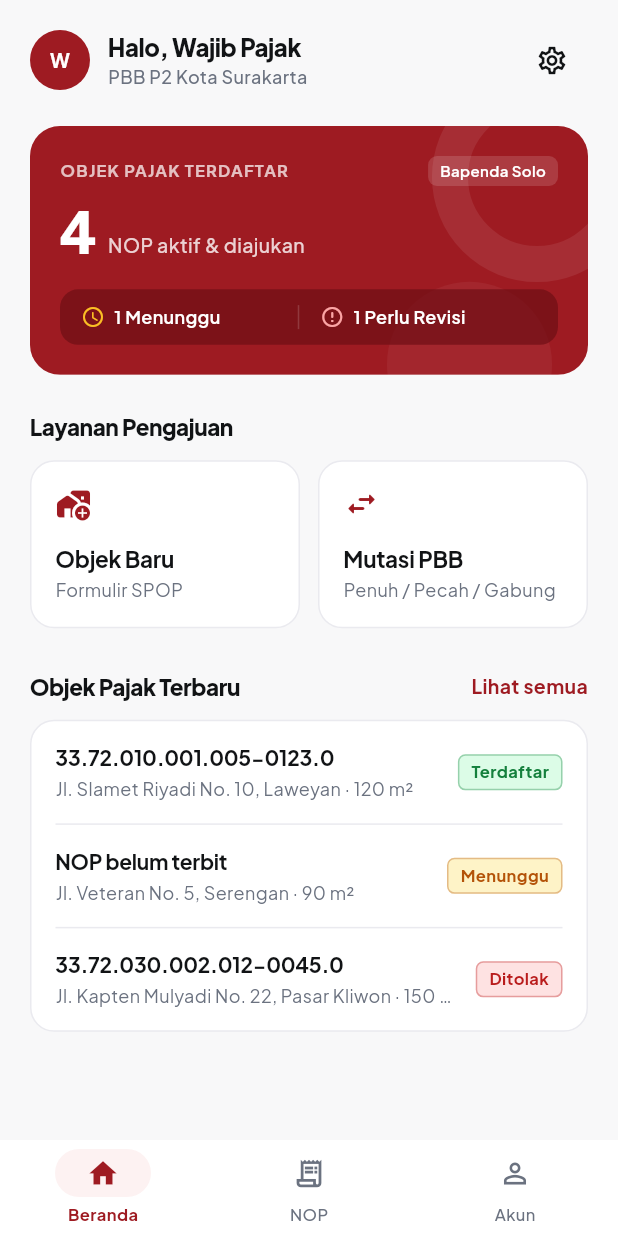
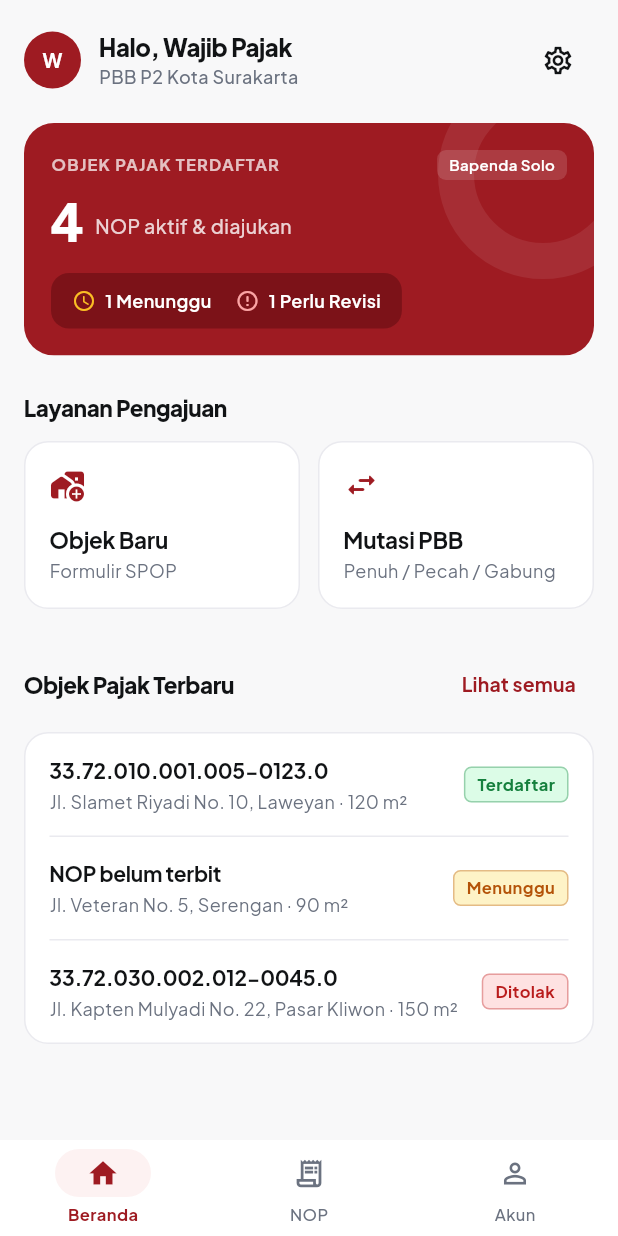
Before and after one commit to Yogiexc/e-layanan-pbb-mobile, a Flutter app: the HomeScreen screen opened by its route, on a phone screen of 412 x 824 dp. Run offline on Flutter 3.47's test engine with Material 3 defaults, Android fonts, the phone set to English and light mode, and no system bars; our stand-ins replace dio, file_picker, flutter_image_compress, flutter_map, flutter_riverpod, flutter_secure_storage and 5 more; accounts and stored records are empty.

Commit message:
feat(layout): terapkan aturan antislop-layoutmobile untuk reflow responsif dan navigasi adaptif

```diff
--- a/lib/core/network/app_router.dart
+++ b/lib/core/network/app_router.dart
@@ -129,6 +129,48 @@ class MainShellScreen extends StatelessWidget {
 
   @override
   Widget build(BuildContext context) {
+    return LayoutBuilder(
+      builder: (context, constraints) {
+        final isWide = constraints.maxWidth >= 760;
+
+        if (isWide) {
+          return Scaffold(
+            body: Row(
+              children: [
+                NavigationRail(
+                  selectedIndex: navigationShell.currentIndex,
+                  labelType: NavigationRailLabelType.all,
+                  onDestinationSelected: (index) {
+                    navigationShell.goBranch(
+                      index,
+                      initialLocation: index == navigationShell.currentIndex,
+                    );
+                  },
+                  destinations: const [
+                    NavigationRailDestination(
+                      icon: Icon(Icons.home_outlined),
+                      selectedIcon: Icon(Icons.home),
+                      label: Text('Beranda'),
+                    ),
+                    NavigationRailDestination(
+                      icon: Icon(Icons.receipt_long_outlined),
+                      selectedIcon: Icon(Icons.receipt_long),
+                      label: Text('NOP'),
+                    ),
+                    NavigationRailDestination(
+                      icon: Icon(Icons.person_outline),
+                      selectedIcon: Icon(Icons.person),
+                      label: Text('Akun'),
+                    ),
+                  ],
+                ),
+                const VerticalDivider(width: 1, thickness: 1),
+                Expanded(child: navigationShell),
+              ],
+            ),
+          );
+        }
+
         return Scaffold(
           body: navigationShell,
           bottomNavigationBar: NavigationBar(
@@ -158,5 +200,7 @@ class MainShellScreen extends StatelessWidget {
             ],
           ),
         );
+      },
+    );
   }
 }
--- /dev/null
+++ b/lib/core/utils/responsive_layout.dart
@@ -0,0 +1,55 @@
+import 'package:flutter/material.dart';
+
+class ResponsiveLayout {
+  static const double compactMax = 560;
+  static const double mediumMax = 960;
+
+  static bool isCompact(double width) => width < compactMax;
+  static bool isMedium(double width) => width >= compactMax && width < mediumMax;
+  static bool isExpanded(double width) => width >= mediumMax;
+
+  static double horizontalPadding(double width) {
+    if (isCompact(width)) return 16;
+    if (isMedium(width)) return 24;
+    return 32;
+  }
+
+  static double maxContentWidth(double width) {
+    if (isCompact(width)) return width;
+    if (isMedium(width)) return 720;
+    return 960;
+  }
+}
+
+class ResponsiveContainer extends StatelessWidget {
+  final Widget child;
+  final EdgeInsetsGeometry? padding;
+
+  const ResponsiveContainer({
+    super.key,
+    required this.child,
+    this.padding,
+  });
+
+  @override
+  Widget build(BuildContext context) {
+    return LayoutBuilder(
+      builder: (context, constraints) {
+        final w = constraints.maxWidth;
+        final maxW = ResponsiveLayout.maxContentWidth(w);
+        final hPad = ResponsiveLayout.horizontalPadding(w);
+
+        return Align(
+          alignment: Alignment.topCenter,
+          child: ConstrainedBox(
+            constraints: BoxConstraints(maxWidth: maxW),
+            child: Padding(
+              padding: padding ?? EdgeInsets.symmetric(horizontal: hPad),
+              child: child,
+            ),
+          ),
+        );
+      },
+    );
+  }
+}
--- a/lib/features/home/presentation/home_screen.dart
+++ b/lib/features/home/presentation/home_screen.dart
@@ -2,6 +2,7 @@ import 'package:flutter/material.dart';
 import 'package:flutter_riverpod/flutter_riverpod.dart';
 import 'package:go_router/go_router.dart';
 import '../../../core/theme/app_theme.dart';
+import '../../../core/utils/responsive_layout.dart';
 import '../../auth/presentation/auth_notifier.dart';
 import '../../nop/data/nop_repository.dart';
 import '../../nop/presentation/status_badge.dart';
@@ -32,16 +33,26 @@ class HomeScreen extends ConsumerWidget {
 
     return Scaffold(
       body: SafeArea(
-        child: RefreshIndicator(
+        child: LayoutBuilder(
+          builder: (context, constraints) {
+            final width = constraints.maxWidth;
+            final isCompact = ResponsiveLayout.isCompact(width);
+            final hPad = ResponsiveLayout.horizontalPadding(width);
+            final maxW = ResponsiveLayout.maxContentWidth(width);
+
+            return RefreshIndicator(
               onRefresh: () async => ref.invalidate(nopListProvider),
+              child: Align(
+                alignment: Alignment.topCenter,
+                child: ConstrainedBox(
+                  constraints: BoxConstraints(maxWidth: maxW),
                   child: ListView(
-            padding: const EdgeInsets.fromLTRB(20, 16, 20, 28),
+                    padding: EdgeInsets.fromLTRB(hPad, 16, hPad, 32),
                     children: [
-              // Clean minimal top bar (no giant colored block)
                       Row(
                         children: [
                           CircleAvatar(
-                    radius: 20,
+                            radius: isCompact ? 19 : 22,
                             backgroundColor: AppTheme.primary,
                             child: Text(
                               initials,
@@ -59,8 +70,10 @@ class HomeScreen extends ConsumerWidget {
                               children: [
                                 Text(
                                   'Halo, ${user?.name.split(' ').first ?? "Wajib Pajak"}',
-                          style: const TextStyle(
-                            fontSize: 16,
+                                  maxLines: 1,
+                                  overflow: TextOverflow.ellipsis,
+                                  style: TextStyle(
+                                    fontSize: isCompact ? 16 : 18,
                                     fontWeight: FontWeight.w800,
                                     letterSpacing: -0.3,
                                   ),
@@ -77,21 +90,23 @@ class HomeScreen extends ConsumerWidget {
                             ),
                           ),
                           IconButton(
-                    tooltip: 'Akun',
+                            tooltip: 'Pengaturan Akun',
+                            constraints: const BoxConstraints(
+                              minWidth: 48,
+                              minHeight: 48,
+                            ),
                             onPressed: () => context.go('/akun'),
                             icon: const Icon(Icons.settings_outlined, size: 22),
                           ),
                         ],
                       ),
-              const SizedBox(height: 20),
+                      const SizedBox(height: 18),
 
-              // Priority Bank-style Summary Card with subtle geometric pattern
+                      // Summary Card
                       ClipRRect(
                         borderRadius: BorderRadius.circular(20),
                         child: Container(
-                  decoration: const BoxDecoration(
                           color: AppTheme.primary,
-                  ),
                           child: Stack(
                             children: [
                               Positioned(
@@ -109,43 +124,39 @@ class HomeScreen extends ConsumerWidget {
                                   ),
                                 ),
                               ),
-                      Positioned(
-                        right: 24,
-                        bottom: -48,
-                        child: Container(
-                          width: 110,
-                          height: 110,
-                          decoration: BoxDecoration(
-                            shape: BoxShape.circle,
-                            color: Colors.white.withValues(alpha: 0.05),
-                          ),
-                        ),
-                      ),
                               Padding(
-                        padding: const EdgeInsets.all(20),
+                                padding: EdgeInsets.all(isCompact ? 18 : 22),
                                 child: Column(
                                   crossAxisAlignment: CrossAxisAlignment.start,
                                   children: [
                                     Row(
-                              mainAxisAlignment: MainAxisAlignment.spaceBetween,
+                                      mainAxisAlignment:
+                                          MainAxisAlignment.spaceBetween,
                                       children: [
-                                Text(
+                                        Flexible(
+                                          child: Text(
                                             'OBJEK PAJAK TERDAFTAR',
+                                            overflow: TextOverflow.ellipsis,
                                             style: TextStyle(
-                                    color: Colors.white.withValues(alpha: 0.72),
+                                              color: Colors.white
+                                                  .withValues(alpha: 0.72),
                                               fontSize: 11,
                                               fontWeight: FontWeight.w700,
                                               letterSpacing: 0.8,
                                             ),
                                           ),
+                                        ),
+                                        const SizedBox(width: 8),
                                         Container(
                                           padding: const EdgeInsets.symmetric(
                                             horizontal: 8,
                                             vertical: 3,
                                           ),
                                           decoration: BoxDecoration(
-                                    color: Colors.white.withValues(alpha: 0.14),
-                                    borderRadius: BorderRadius.circular(6),
+                                            color: Colors.white
+                                                .withValues(alpha: 0.14),
+                                            borderRadius:
+                                                BorderRadius.circular(6),
                                           ),
                                           child: const Text(
                                             'Bapenda Solo',
@@ -159,32 +170,37 @@ class HomeScreen extends ConsumerWidget {
                                       ],
                                     ),
                                     const SizedBox(height: 10),
-                            Row(
-                              crossAxisAlignment: CrossAxisAlignment.baseline,
-                              textBaseline: TextBaseline.alphabetic,
+                                    Wrap(
+                                      crossAxisAlignment:
+                                          WrapCrossAlignment.end,
+                                      spacing: 8,
                                       children: [
                                         Text(
                                           '$totalNop',
-                                  style: const TextStyle(
+                                          style: TextStyle(
                                             color: Colors.white,
-                                    fontSize: 38,
+                                            fontSize: isCompact ? 34 : 40,
                                             fontWeight: FontWeight.w800,
                                             letterSpacing: -1.2,
                                             height: 1,
                                           ),
                                         ),
-                                const SizedBox(width: 8),
-                                Text(
+                                        Padding(
+                                          padding:
+                                              const EdgeInsets.only(bottom: 4),
+                                          child: Text(
                                             'NOP aktif & diajukan',
                                             style: TextStyle(
-                                    color: Colors.white.withValues(alpha: 0.8),
+                                              color: Colors.white
+                                                  .withValues(alpha: 0.8),
                                               fontSize: 13,
                                               fontWeight: FontWeight.w500,
                                             ),
                                           ),
+                                        ),
                                       ],
                                     ),
-                            const SizedBox(height: 20),
+                                    const SizedBox(height: 18),
                                     Container(
                                       padding: const EdgeInsets.symmetric(
                                         horizontal: 14,
@@ -195,10 +211,12 @@ class HomeScreen extends ConsumerWidget {
                                             .withValues(alpha: 0.7),
                                         borderRadius: BorderRadius.circular(12),
                                       ),
-                              child: Row(
+                                      child: Wrap(
+                                        spacing: 16,
+                                        runSpacing: 8,
                                         children: [
-                                  Expanded(
-                                    child: Row(
+                                          Row(
+                                            mainAxisSize: MainAxisSize.min,
                                             children: [
                                               const Icon(
                                                 Icons.schedule_rounded,
@@ -216,15 +234,8 @@ class HomeScreen extends ConsumerWidget {
                                               ),
                                             ],
                                           ),
-                                  ),
-                                  Container(
-                                    width: 1,
-                                    height: 16,
-                                    color: Colors.white.withValues(alpha: 0.16),
-                                  ),
-                                  const SizedBox(width: 14),
-                                  Expanded(
-                                    child: Row(
+                                          Row(
+                                            mainAxisSize: MainAxisSize.min,
                                             children: [
                                               Icon(
                                                 Icons.error_outline_rounded,
@@ -245,7 +256,6 @@ class HomeScreen extends ConsumerWidget {
                                               ),
                                             ],
                                           ),
-                                  ),
                                         ],
                                       ),
                                     ),
@@ -258,7 +268,7 @@ class HomeScreen extends ConsumerWidget {
                       ),
                       const SizedBox(height: 24),
 
-              // Quick Action Strip (compact banking style)
+                      // Services: reflows cleanly on very narrow vs medium/wide
                       const Text(
                         'Layanan Pengajuan',
                         style: TextStyle(
@@ -268,6 +278,27 @@ class HomeScreen extends ConsumerWidget {
                         ),
                       ),
                       const SizedBox(height: 12),
+                      if (width < 340)
+                        Column(
+                          children: [
+                            _QuickServiceTile(
+                              icon: Icons.add_home_work_rounded,
+                              title: 'Objek Baru',
+                              subtitle: 'Formulir SPOP pendaftaran baru',
+                              onTap: () =>
+                                  context.push('/pengajuan/objek-baru'),
+                            ),
+                            const SizedBox(height: 10),
+                            _QuickServiceTile(
+                              icon: Icons.swap_horiz_rounded,
+                              title: 'Mutasi PBB',
+                              subtitle: 'Penuh, pemecahan, atau gabung',
+                              onTap: () =>
+                                  context.push('/pengajuan/pilih-mutasi'),
+                            ),
+                          ],
+                        )
+                      else
                         Row(
                           children: [
                             Expanded(
@@ -275,7 +306,8 @@ class HomeScreen extends ConsumerWidget {
                                 icon: Icons.add_home_work_rounded,
                                 title: 'Objek Baru',
                                 subtitle: 'Formulir SPOP',
-                      onTap: () => context.push('/pengajuan/objek-baru'),
+                                onTap: () =>
+                                    context.push('/pengajuan/objek-baru'),
                               ),
                             ),
                             const SizedBox(width: 12),
@@ -284,14 +316,14 @@ class HomeScreen extends ConsumerWidget {
                                 icon: Icons.swap_horiz_rounded,
                                 title: 'Mutasi PBB',
                                 subtitle: 'Penuh / Pecah / Gabung',
-                      onTap: () => context.push('/pengajuan/pilih-mutasi'),
+                                onTap: () =>
+                                    context.push('/pengajuan/pilih-mutasi'),
                               ),
                             ),
                           ],
                         ),
-              const SizedBox(height: 28),
+                      const SizedBox(height: 26),
 
-              // Transaction-style recent list (single clean container with dividers)
                       Row(
                         mainAxisAlignment: MainAxisAlignment.spaceBetween,
                         children: [
@@ -303,20 +335,22 @@ class HomeScreen extends ConsumerWidget {
                               letterSpacing: -0.3,
                             ),
                           ),
-                  GestureDetector(
-                    onTap: () => context.go('/nop'),
-                    child: Text(
+                          TextButton(
+                            onPressed: () => context.go('/nop'),
+                            style: TextButton.styleFrom(
+                              minimumSize: const Size(48, 44),
+                            ),
+                            child: const Text(
                               'Lihat semua',
                               style: TextStyle(
                                 fontSize: 13,
                                 fontWeight: FontWeight.w700,
-                        color: Theme.of(context).colorScheme.primary,
                               ),
                             ),
                           ),
                         ],
                       ),
-              const SizedBox(height: 12),
+                      const SizedBox(height: 8),
                       Container(
                         decoration: BoxDecoration(
                           color: Theme.of(context).colorScheme.surface,
@@ -334,7 +368,8 @@ class HomeScreen extends ConsumerWidget {
                                 ),
                               )
                             : Column(
-                        children: recentItems.asMap().entries.map((entry) {
+                                children:
+                                    recentItems.asMap().entries.map((entry) {
                                   final idx = entry.key;
                                   final item = entry.value;
                                   final isLast = idx == recentItems.length - 1;
@@ -349,8 +384,10 @@ class HomeScreen extends ConsumerWidget {
                                               ? const Radius.circular(16)
                                               : Radius.zero,
                                         ),
-                                onTap: () =>
-                                    context.push('/nop/detail', extra: item),
+                                        onTap: () => context.push(
+                                          '/nop/detail',
+                                          extra: item,
+                                        ),
                                         child: Padding(
                                           padding: const EdgeInsets.symmetric(
                                             horizontal: 16,
@@ -364,10 +401,15 @@ class HomeScreen extends ConsumerWidget {
                                                       CrossAxisAlignment.start,
                                                   children: [
                                                     Text(
-                                              item.nop ?? 'NOP belum terbit',
+                                                      item.nop ??
+                                                          'NOP belum terbit',
+                                                      maxLines: 1,
+                                                      overflow:
+                                                          TextOverflow.ellipsis,
                                                       style: const TextStyle(
                                                         fontSize: 14,
-                                                fontWeight: FontWeight.w700,
+                                                        fontWeight:
+                                                            FontWeight.w700,
                                                         letterSpacing: -0.2,
                                                       ),
                                                     ),
@@ -375,7 +417,8 @@ class HomeScreen extends ConsumerWidget {
                                                     Text(
                                                       '${item.alamat} · ${item.luasTanah.toStringAsFixed(0)} m²',
                                                       maxLines: 1,
-                                              overflow: TextOverflow.ellipsis,
+                                                      overflow:
+                                                          TextOverflow.ellipsis,
                                                       style: TextStyle(
                                                         fontSize: 12,
                                                         color: secondaryColor,
@@ -390,7 +433,11 @@ class HomeScreen extends ConsumerWidget {
                                           ),
                                         ),
                                       ),
-                              if (!isLast) const Divider(indent: 16, endIndent: 16),
+                                      if (!isLast)
+                                        const Divider(
+                                          indent: 16,
+                                          endIndent: 16,
+                                        ),
                                     ],
                                   );
                                 }).toList(),
@@ -398,6 +445,10 @@ class HomeScreen extends ConsumerWidget {
                       ),
                     ],
                   ),
+                ),
+              ),
+            );
+          },
         ),
       ),
     );
@@ -445,6 +496,8 @@ class _QuickServiceTile extends StatelessWidget {
               const SizedBox(height: 14),
               Text(
                 title,
+                maxLines: 1,
+                overflow: TextOverflow.ellipsis,
                 style: const TextStyle(
                   fontSize: 15,
                   fontWeight: FontWeight.w700,
@@ -454,6 +507,8 @@ class _QuickServiceTile extends StatelessWidget {
               const SizedBox(height: 2),
               Text(
                 subtitle,
+                maxLines: 2,
+                overflow: TextOverflow.ellipsis,
                 style: TextStyle(fontSize: 12, color: secondaryColor),
               ),
             ],
```
Lines whose indentation alone changed are shown as unchanged.
